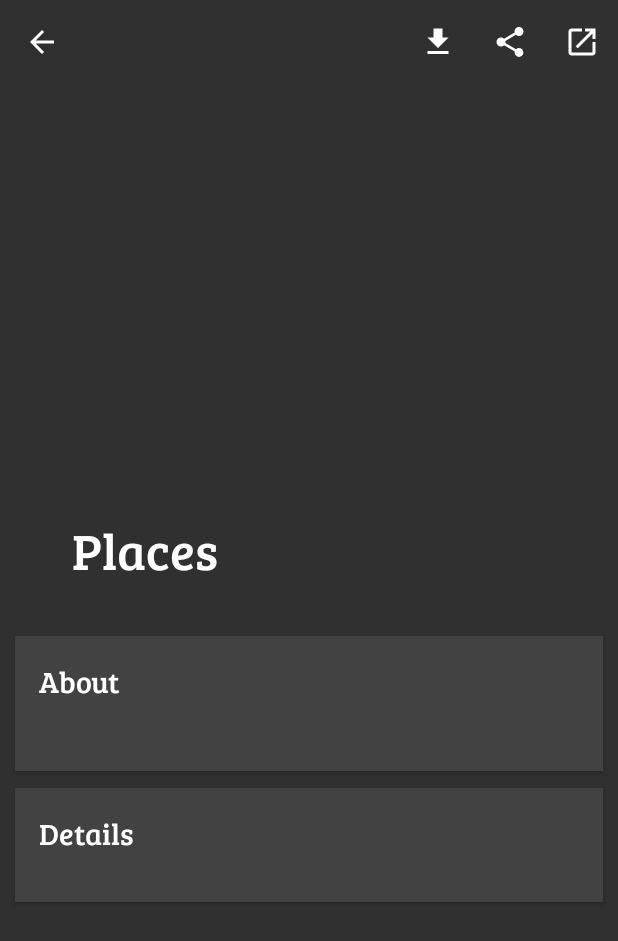
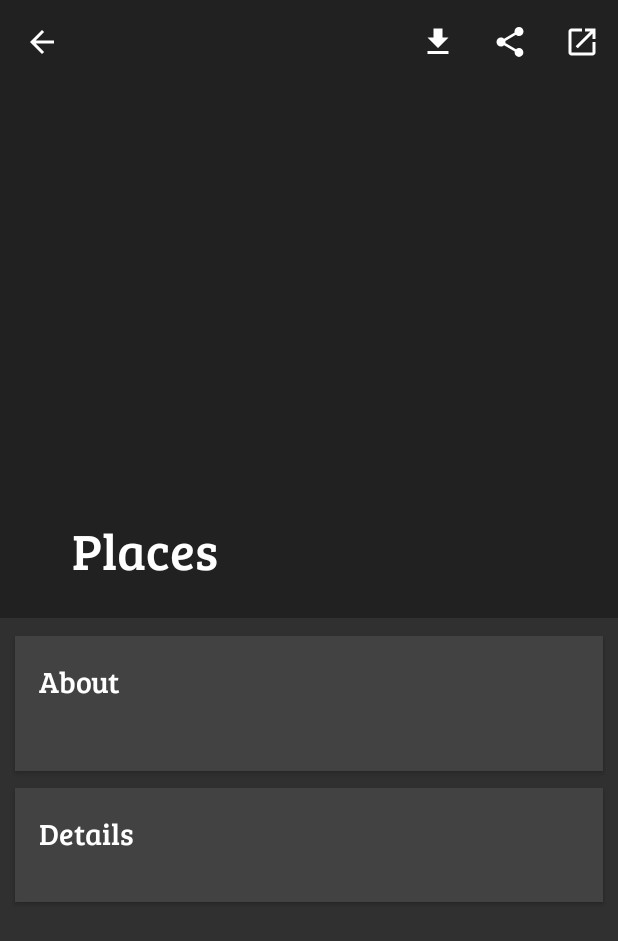
Before and after one commit to maxkeppeler/Places, an Android app: the DrawerPlacesDetail screen opened directly, with no data from a screen before it, after a tap on "Download", on a phone screen of 412 x 824 dp. Shown: the top 941 px of the screen. Run offline under Robolectric (Android 15) with nearby library versions, the phone set to English and light mode, and no system bars; our stand-ins replace ButterKnife; libraries missing offline, so code that uses them is left out: android.support.v7, com.afollestad.materialdialogs; pictures from the network do not load; 12 statements that could not run were skipped.

Commit message:
no message

```diff
--- a/app/src/main/AndroidManifest.xml
+++ b/app/src/main/AndroidManifest.xml
@@ -10,8 +10,8 @@
     <uses-permission android:name="android.permission.READ_EXTERNAL_STORAGE"/>
 
     <!--  PERMISSIONS FOR ANDROID M AND ABOVE -->
-    <uses-permission-sdk-m android:name="android.permission.WRITE_EXTERNAL_STORAGE" />
-    <uses-permission-sdk-m android:name="android.permission.READ_EXTERNAL_STORAGE" />
+    <!--<uses-permission-sdk-m android:name="android.permission.WRITE_EXTERNAL_STORAGE" />-->
+    <!--<uses-permission-sdk-m android:name="android.permission.READ_EXTERNAL_STORAGE" />-->
 
     <application
         android:name=".utilities.Base"
--- a/app/src/main/java/com/mk/placesdrawer/activity/DrawerPlacesDetail.java
+++ b/app/src/main/java/com/mk/placesdrawer/activity/DrawerPlacesDetail.java
@@ -40,13 +40,15 @@ import android.view.animation.Animation;
 import android.view.animation.AnimationUtils;
 import android.widget.TextView;
 
+import com.afollestad.materialdialogs.MaterialDialog;
 import com.bumptech.glide.Glide;
 import com.bumptech.glide.load.engine.DiskCacheStrategy;
 import com.bumptech.glide.request.target.BitmapImageViewTarget;
 import com.mk.placesdrawer.R;
 import com.mk.placesdrawer.adapters.PlacesDetailAdapter;
+import com.mk.placesdrawer.models.Place;
 import com.mk.placesdrawer.models.PlaceDetail;
-import com.mk.placesdrawer.models.Place;
+import com.mk.placesdrawer.utilities.Dialogs;
 import com.mk.placesdrawer.utilities.PermissionUtil;
 import com.mk.placesdrawer.utilities.Utils;
 import com.mk.placesdrawer.widgets.SquareImageView;
@@ -69,19 +71,26 @@ public class DrawerPlacesDetail extends AppCompatActivity {
             position, country, state, city, religion;
 
 
-    @Bind(R.id.fab) FloatingActionButton fab;
-    @Bind(R.id.toolbar) Toolbar toolbar;
-    @Bind(R.id.collapsingToolbar) CollapsingToolbarLayout collapsingToolbarLayout;
-    @Bind(R.id.placeDescTitle) TextView placeDescTitle;
-    @Bind(R.id.descDetailView) TextView placesDescText;
-    @Bind(R.id.placeInfoTitle) TextView placeInfoTitle;
+    @Bind(R.id.fab)
+    FloatingActionButton fab;
+    @Bind(R.id.toolbar)
+    Toolbar toolbar;
+    @Bind(R.id.collapsingToolbar)
+    CollapsingToolbarLayout collapsingToolbarLayout;
+    @Bind(R.id.placeDescTitle)
+    TextView placeDescTitle;
+    @Bind(R.id.descDetailView)
+    TextView placesDescText;
+    @Bind(R.id.placeInfoTitle)
+    TextView placeInfoTitle;
 
     private Typeface typeface;
     private ViewGroup layout;
     private Activity context;
     private Place item;
     private static int generatedColor;
-    private Bitmap dBitmap;
+
+    private Bitmap dBitmap = null;
 
     public static final String TAG = "DrawerPlacesDetail";
 
@@ -206,10 +215,10 @@ public class DrawerPlacesDetail extends AppCompatActivity {
                     protected void setResource(Bitmap resource) {
                         TransitionDrawable td = new TransitionDrawable(new Drawable[]{new ColorDrawable(Color.TRANSPARENT), new BitmapDrawable(getResources(), resource)});
                         assert image != null;
-                        dBitmap = resource;
                         image.setImageDrawable(td);
                         td.startTransition(450);
                         new Palette.Builder(resource).generate(paletteAsyncListener);
+                        dBitmap = resource;
                     }
                 });
     }
@@ -277,7 +286,7 @@ public class DrawerPlacesDetail extends AppCompatActivity {
                     requestStoragePermissions();
 
                 } else {
-                    saveImage();
+                    Dialogs.saveImageDialog(context, dBitmap, location);
                 }
 
                 break;
@@ -285,7 +294,6 @@ public class DrawerPlacesDetail extends AppCompatActivity {
                 share();
                 break;
             case R.id.launch:
-//                launch();
                 Utils.openLinkInChromeCustomTab(context, "http://www.google.com/search?q=" + location, generatedColor);
                 break;
         }
@@ -300,56 +308,7 @@ public class DrawerPlacesDetail extends AppCompatActivity {
         }
     }
 
-    public void saveImage() {
-        Log.i(TAG, "Storage permissions have already been granted. Loading Bitmap.");
 
-//        Text overlay over the orginal bitmap
-        float textSize = 0.111979f * (dBitmap.getWidth())/1.6f;
-        Log.d(TAG, "Text size was adjusted to the image width: " + textSize);
-
-        float marginLeft = 0.07421875f * dBitmap.getWidth();
-        Log.d(TAG, "Margin (left) size was adjusted to the image width: " + marginLeft);
-
-        Canvas canvas = new Canvas(dBitmap);
-        Paint paint = new Paint();
-        paint.setColor(getResources().getColor(R.color.white));
-        paint.setAlpha(255);
-        paint.setTypeface(typeface);
-        paint.setTextSize(textSize);
-        paint.setShadowLayer(12, 0, 12, getResources().getColor(R.color.textShadow));
-        paint.setTextAlign(Paint.Align.LEFT);
-        canvas.drawText(location, marginLeft, dBitmap.getHeight() - paint.getTextSize(), paint);
-
-        OutputStream fOut = null;
-        String imageName = location + " .jpg";
-        File path = new File(Environment.getExternalStorageDirectory().toString());
-        File myDir = new File(path, getResources().getString(R.string.app_name));
-
-//        If no folder exists with the name "Places", it will be created
-        if (!myDir.exists()) myDir.mkdir();
-
-//        Create image with the given path and image name
-        File file = new File(myDir, imageName);
-
-        try {
-                fOut = new FileOutputStream(file);
-                Log.d(TAG, "Download: Image was saved.");
-
-//            Compress image, when not successful, error.
-                if (!dBitmap.compress(Bitmap.CompressFormat.JPEG, 100, fOut)) {
-                    Log.d(TAG, "Download: Image was NOT saved: "+ path + imageName);
-                }
-
-            } catch (FileNotFoundException e) {
-                Log.d(TAG, "Download: Image: Exception");
-                e.printStackTrace();
-            }
-    }
-
-    public void launch() {
-//            TODO Fix
-        Utils.openLinkInChromeCustomTab(context, "http://www.google.com/search?q=" + location, generatedColor);
-    }
 
     public void share() {
 //        TODO Fix
@@ -372,7 +331,7 @@ public class DrawerPlacesDetail extends AppCompatActivity {
         return palette.getVibrantColor(vibrantLight);
     }
 
-//    TODO permissions don't work, you can press ok or no, and app will crash whatever you will do
+    //    TODO permissions don't work, you can press ok or no, and app will crash whatever you will do
     private void requestStoragePermissions() {
         if (ActivityCompat.shouldShowRequestPermissionRationale(this,
                 Manifest.permission.WRITE_EXTERNAL_STORAGE)) {
--- a/app/src/main/res/values-v21/styles.xml
+++ b/app/src/main/res/values-v21/styles.xml
@@ -19,14 +19,18 @@
     </style>
 
     <style name="DetailView" parent="Theme.AppCompat.Light.NoActionBar">
+        <item name="md_dark_theme">true</item>
         <item name="android:windowActionBar">false</item>
         <item name="android:windowContentOverlay">@null</item>
         <item name="windowActionBarOverlay">true</item>
-        <item name="colorPrimary">@android:color/transparent</item>
+        <item name="colorPrimary">@color/colorPrimary</item>
         <item name="colorPrimaryDark">@color/colorPrimaryDark</item>
         <item name="colorAccent">@color/colorAccent</item>
         <item name="android:colorBackground">@color/backgroundColor</item>
         <item name="android:color">@color/backgroundColor</item>
+        <item name="colorControlHighlight">@color/accent_translucent</item>
+        <item name="selectableItemBackground">@drawable/selectable_item_background</item>
+        <item name="android:selectableItemBackground">@drawable/selectable_item_background</item>
     </style>
 
 </resources>
--- a/app/src/main/res/values/strings.xml
+++ b/app/src/main/res/values/strings.xml
@@ -80,6 +80,15 @@
         <item>3 columns</item>
     </array>
 
+    <!-- Filter Dialog -->
+    <string name="saveImageTitle">What do you want to save?</string>
+    <array name="saveImageContentArray">
+        <item>Image</item>
+        <item>Image, with the location as overlay</item>
+        <item>Whole page</item>
+    </array>
+
+
     <!-- ////////////   APP SECTIONS   \\\\\\\\\\\\\ -->
 
     <!-- Places -->
--- a/app/src/main/res/values/styles.xml
+++ b/app/src/main/res/values/styles.xml
@@ -1,4 +1,39 @@
 <resources xmlns:http="http://schemas.android.com/tools">
+
+    <style name="CustomTheme" parent="MaterialDrawerTheme">
+
+        <item name="windowActionBar">false</item>
+        <item name="windowNoTitle">true</item>
+
+        <item name="colorPrimary">@color/colorPrimary</item>
+        <item name="colorPrimaryDark">@color/colorPrimaryDark</item>
+        <item name="colorAccent">@color/colorAccent</item>
+
+        <item name="material_drawer_background">@color/material_drawer_background</item>
+        <item name="material_drawer_primary_text">@color/material_drawer_primary_text</item>
+        <item name="material_drawer_primary_icon">@color/material_drawer_primary_icon</item>
+        <item name="material_drawer_secondary_text">@color/material_drawer_secondary_text</item>
+        <item name="material_drawer_hint_text">@color/material_drawer_hint_text</item>
+        <item name="material_drawer_divider">@color/material_drawer_divider</item>
+        <item name="material_drawer_selected">@color/material_drawer_selected</item>
+        <item name="material_drawer_selected_text">@color/material_drawer_selected_text</item>
+        <item name="material_drawer_header_selection_text">@color/material_drawer_header_selection_text</item>
+    </style>
+
+    <style name="DetailView" parent="Theme.AppCompat.Light.NoActionBar">
+        <item name="md_dark_theme">true</item>
+        <item name="android:windowActionBar">false</item>
+        <item name="android:windowContentOverlay">@null</item>
+        <item name="windowActionBarOverlay">true</item>
+        <item name="colorPrimary">@color/colorPrimary</item>
+        <item name="colorPrimaryDark">@color/colorPrimaryDark</item>
+        <item name="colorAccent">@color/colorAccent</item>
+        <item name="android:colorBackground">@color/backgroundColor</item>
+        <item name="android:color">@color/backgroundColor</item>
+        <item name="colorControlHighlight">@color/accent_translucent</item>
+        <item name="selectableItemBackground">@drawable/selectable_item_background</item>
+        <item name="android:selectableItemBackground">@drawable/selectable_item_background</item>
+    </style>
 
     <style name="ToolbarTheme" parent="Theme.AppCompat.Light.DarkActionBar">
         <item name="android:windowContentOverlay">@null</item>
@@ -8,23 +43,7 @@
         <item name="colorAccent">@color/colorAccent</item>
         <item name="android:colorBackground">@color/backgroundColor</item>
         <item name="android:color">@color/backgroundColor</item>
-
     </style>
-
-    <style name="DetailView" parent="Theme.AppCompat.Light.NoActionBar">
-        <item name="android:windowActionBar">false</item>
-        <item name="android:windowContentOverlay">@null</item>
-        <item name="windowActionBarOverlay">true</item>
-        <item name="colorPrimary">@android:color/transparent</item>
-        <item name="colorPrimaryDark">@color/colorPrimaryDark</item>
-        <item name="colorAccent">@color/colorAccent</item>
-        <item name="android:colorBackground">@color/backgroundColor</item>
-        <item name="android:color">@color/backgroundColor</item>
-        <item name="colorControlHighlight">@color/accent_translucent</item>
-        <item name="selectableItemBackground">@drawable/selectable_item_background</item>
-        <item name="android:selectableItemBackground">@drawable/selectable_item_background</item>
-    </style>
-
 
     <style name="AppTheme" parent="Theme.AppCompat.Light.DarkActionBar">
         <item name="colorPrimary">@color/colorPrimary</item>
@@ -41,29 +60,6 @@
     </style>
 
 
-    <style name="CustomTheme" parent="MaterialDrawerTheme">
-
-        <item name="windowActionBar">false</item>
-        <item name="windowNoTitle">true</item>
-
-        <!-- ...and here we setting appcompat’s color theming attrs -->
-        <item name="colorPrimary">@color/colorPrimary</item>
-        <item name="colorPrimaryDark">@color/colorPrimaryDark</item>
-        <item name="colorAccent">@color/colorAccent</item>
-
-        <!-- MaterialDrawer specific values -->
-        <item name="material_drawer_background">@color/material_drawer_background</item>
-        <item name="material_drawer_primary_text">@color/material_drawer_primary_text</item>
-        <item name="material_drawer_primary_icon">@color/material_drawer_primary_icon</item>
-        <item name="material_drawer_secondary_text">@color/material_drawer_secondary_text</item>
-        <item name="material_drawer_hint_text">@color/material_drawer_hint_text</item>
-        <item name="material_drawer_divider">@color/material_drawer_divider</item>
-        <item name="material_drawer_selected">@color/material_drawer_selected</item>
-        <item name="material_drawer_selected_text">@color/material_drawer_selected_text</item>
-        <item name="material_drawer_header_selection_text">
-            @color/material_drawer_header_selection_text
-        </item>
-    </style>
 
 
     <style name="AppTheme.AppBarOverlay" parent="ThemeOverlay.AppCompat.Dark.ActionBar"></style>
```
Also changed, not shown: app/src/main/java/com/mk/placesdrawer/utilities/Dialogs.java (+63 -0 lines).
